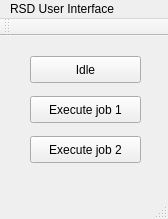
Before: the Qt Designer form fmApp/sdu/group6/sdu_frobitpro_factory/src/rsd_smach/ressources/MainWindow.ui in LeonBondeLarsen/FroboMind, drawn with Qt 5.
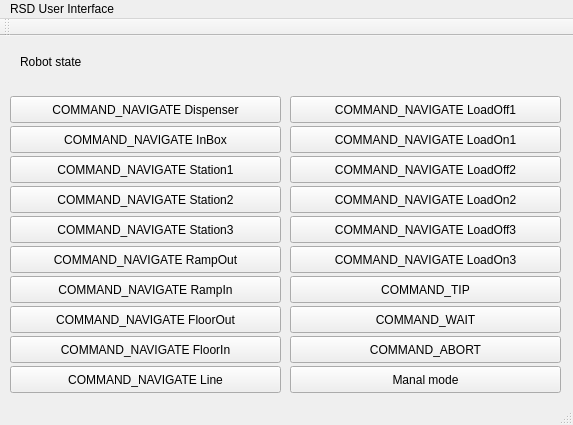
After: the same form once the commit is applied.

```diff
--- a/fmApp/sdu/group6/sdu_frobitpro_factory/src/rsd_smach/ressources/MainWindow.ui
+++ b/fmApp/sdu/group6/sdu_frobitpro_factory/src/rsd_smach/ressources/MainWindow.ui
@@ -6,8 +6,8 @@
    <rect>
     <x>0</x>
     <y>0</y>
-    <width>168</width>
-    <height>219</height>
+    <width>573</width>
+    <height>425</height>
    </rect>
   </property>
   <property name="windowTitle">
@@ -17,40 +17,274 @@
    <widget class="QPushButton" name="buttonIdle">
     <property name="geometry">
      <rect>
-      <x>30</x>
-      <y>20</y>
-      <width>111</width>
+      <x>290</x>
+      <y>270</y>
+      <width>271</width>
       <height>27</height>
      </rect>
     </property>
     <property name="text">
-     <string>Idle</string>
+     <string>COMMAND_WAIT</string>
     </property>
    </widget>
    <widget class="QPushButton" name="buttonExecuteJob1">
     <property name="geometry">
      <rect>
-      <x>30</x>
+      <x>10</x>
       <y>60</y>
-      <width>111</width>
+      <width>271</width>
       <height>27</height>
      </rect>
     </property>
     <property name="text">
-     <string>Execute job 1</string>
+     <string>COMMAND_NAVIGATE Dispenser</string>
     </property>
    </widget>
    <widget class="QPushButton" name="buttonExecuteJob2">
     <property name="geometry">
      <rect>
-      <x>30</x>
-      <y>100</y>
-      <width>111</width>
+      <x>10</x>
+      <y>90</y>
+      <width>271</width>
       <height>27</height>
      </rect>
     </property>
     <property name="text">
-     <string>Execute job 2</string>
+     <string>COMMAND_NAVIGATE InBox</string>
+    </property>
+   </widget>
+   <widget class="QPushButton" name="commandNavigateStation2">
+    <property name="geometry">
+     <rect>
+      <x>10</x>
+      <y>150</y>
+      <width>271</width>
+      <height>27</height>
+     </rect>
+    </property>
+    <property name="text">
+     <string>COMMAND_NAVIGATE Station2</string>
+    </property>
+   </widget>
+   <widget class="QPushButton" name="commandNavigateStation3">
+    <property name="geometry">
+     <rect>
+      <x>10</x>
+      <y>180</y>
+      <width>271</width>
+      <height>27</height>
+     </rect>
+    </property>
+    <property name="text">
+     <string>COMMAND_NAVIGATE Station3</string>
+    </property>
+   </widget>
+   <widget class="QPushButton" name="commandNavigateStation1">
+    <property name="geometry">
+     <rect>
+      <x>10</x>
+      <y>120</y>
+      <width>271</width>
+      <height>27</height>
+     </rect>
+    </property>
+    <property name="text">
+     <string>COMMAND_NAVIGATE Station1</string>
+    </property>
+   </widget>
+   <widget class="QPushButton" name="commandNavigateRampIn">
+    <property name="geometry">
+     <rect>
+      <x>10</x>
+      <y>240</y>
+      <width>271</width>
+      <height>27</height>
+     </rect>
+    </property>
+    <property name="text">
+     <string>COMMAND_NAVIGATE RampIn</string>
+    </property>
+   </widget>
+   <widget class="QPushButton" name="commandNavigateFloorOut">
+    <property name="geometry">
+     <rect>
+      <x>10</x>
+      <y>270</y>
+      <width>271</width>
+      <height>27</height>
+     </rect>
+    </property>
+    <property name="text">
+     <string>COMMAND_NAVIGATE FloorOut</string>
+    </property>
+   </widget>
+   <widget class="QPushButton" name="commandNavigateRampOut">
+    <property name="geometry">
+     <rect>
+      <x>10</x>
+      <y>210</y>
+      <width>271</width>
+      <height>27</height>
+     </rect>
+    </property>
+    <property name="text">
+     <string>COMMAND_NAVIGATE RampOut</string>
+    </property>
+   </widget>
+   <widget class="QPushButton" name="commandNavigateFloorIn">
+    <property name="geometry">
+     <rect>
+      <x>10</x>
+      <y>300</y>
+      <width>271</width>
+      <height>27</height>
+     </rect>
+    </property>
+    <property name="text">
+     <string>COMMAND_NAVIGATE FloorIn</string>
+    </property>
+   </widget>
+   <widget class="QPushButton" name="commandNavigateLine">
+    <property name="geometry">
+     <rect>
+      <x>10</x>
+      <y>330</y>
+      <width>271</width>
+      <height>27</height>
+     </rect>
+    </property>
+    <property name="text">
+     <string>COMMAND_NAVIGATE Line</string>
+    </property>
+   </widget>
+   <widget class="QPushButton" name="commandNavigateLoadOn1">
+    <property name="geometry">
+     <rect>
+      <x>290</x>
+      <y>90</y>
+      <width>271</width>
+      <height>27</height>
+     </rect>
+    </property>
+    <property name="text">
+     <string>COMMAND_NAVIGATE LoadOn1</string>
+    </property>
+   </widget>
+   <widget class="QPushButton" name="commandNavigateLoadOff1">
+    <property name="geometry">
+     <rect>
+      <x>290</x>
+      <y>60</y>
+      <width>271</width>
+      <height>27</height>
+     </rect>
+    </property>
+    <property name="text">
+     <string>COMMAND_NAVIGATE LoadOff1</string>
+    </property>
+   </widget>
+   <widget class="QPushButton" name="commandNavigateLoadOn2">
+    <property name="geometry">
+     <rect>
+      <x>290</x>
+      <y>150</y>
+      <width>271</width>
+      <height>27</height>
+     </rect>
+    </property>
+    <property name="text">
+     <string>COMMAND_NAVIGATE LoadOn2</string>
+    </property>
+   </widget>
+   <widget class="QPushButton" name="commandNavigateLoadOff2">
+    <property name="geometry">
+     <rect>
+      <x>290</x>
+      <y>120</y>
+      <width>271</width>
+      <height>27</height>
+     </rect>
+    </property>
+    <property name="text">
+     <string>COMMAND_NAVIGATE LoadOff2</string>
+    </property>
+   </widget>
+   <widget class="QPushButton" name="commandNavigateLoadOff3">
+    <property name="geometry">
+     <rect>
+      <x>290</x>
+      <y>180</y>
+      <width>271</width>
+      <height>27</height>
+     </rect>
+    </property>
+    <property name="text">
+     <string>COMMAND_NAVIGATE LoadOff3</string>
+    </property>
+   </widget>
+   <widget class="QPushButton" name="commandNavigateLoadOn3">
+    <property name="geometry">
+     <rect>
+      <x>290</x>
+      <y>210</y>
+      <width>271</width>
+      <height>27</height>
+     </rect>
+    </property>
+    <property name="text">
+     <string>COMMAND_NAVIGATE LoadOn3</string>
+    </property>
+   </widget>
+   <widget class="QPushButton" name="commandTip">
+    <property name="geometry">
+     <rect>
+      <x>290</x>
+      <y>240</y>
+      <width>271</width>
+      <height>27</height>
+     </rect>
+    </property>
+    <property name="text">
+     <string>COMMAND_TIP</string>
+    </property>
+   </widget>
+   <widget class="QPushButton" name="commandAbort">
+    <property name="geometry">
+     <rect>
+      <x>290</x>
+      <y>300</y>
+      <width>271</width>
+      <height>27</height>
+     </rect>
+    </property>
+    <property name="text">
+     <string>COMMAND_ABORT</string>
+    </property>
+   </widget>
+   <widget class="QPushButton" name="manualMode">
+    <property name="geometry">
+     <rect>
+      <x>290</x>
+      <y>330</y>
+      <width>271</width>
+      <height>27</height>
+     </rect>
+    </property>
+    <property name="text">
+     <string>Manal mode</string>
+    </property>
+   </widget>
+   <widget class="QLabel" name="robotStateFeedback">
+    <property name="geometry">
+     <rect>
+      <x>20</x>
+      <y>0</y>
+      <width>521</width>
+      <height>51</height>
+     </rect>
+    </property>
+    <property name="text">
+     <string>Robot state</string>
     </property>
    </widget>
   </widget>
@@ -59,7 +293,7 @@
     <rect>
      <x>0</x>
      <y>0</y>
-     <width>168</width>
+     <width>573</width>
      <height>25</height>
     </rect>
    </property>
```
Left out of the diff: 6 changed lines with no effect on the pictures.
